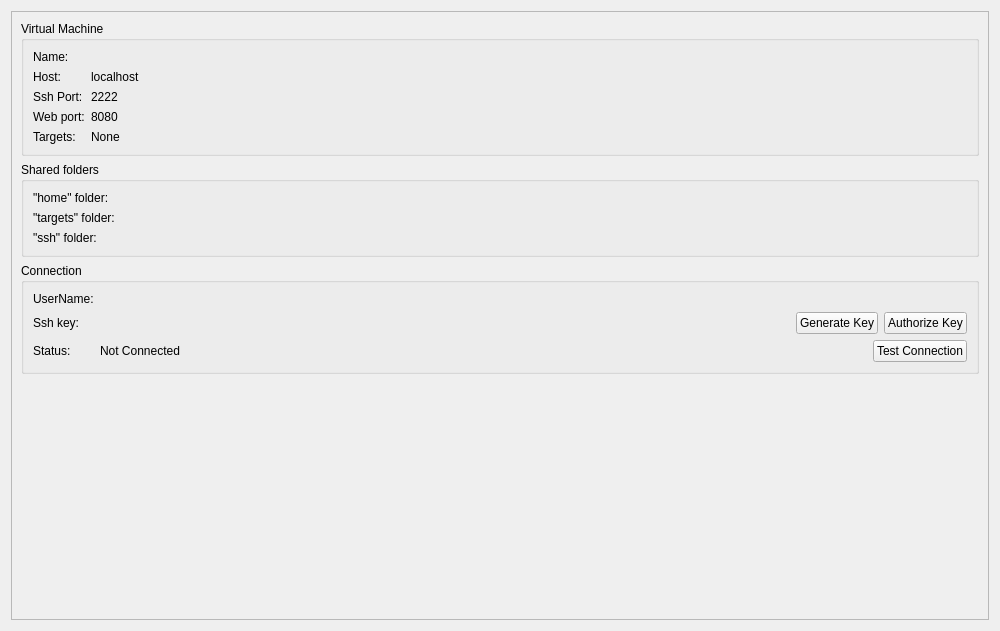
Above: src/plugins/mer/mersdkdetailswidget.ui from sailfishos/sailfish-qtcreator before the change. Below: the same form after it.
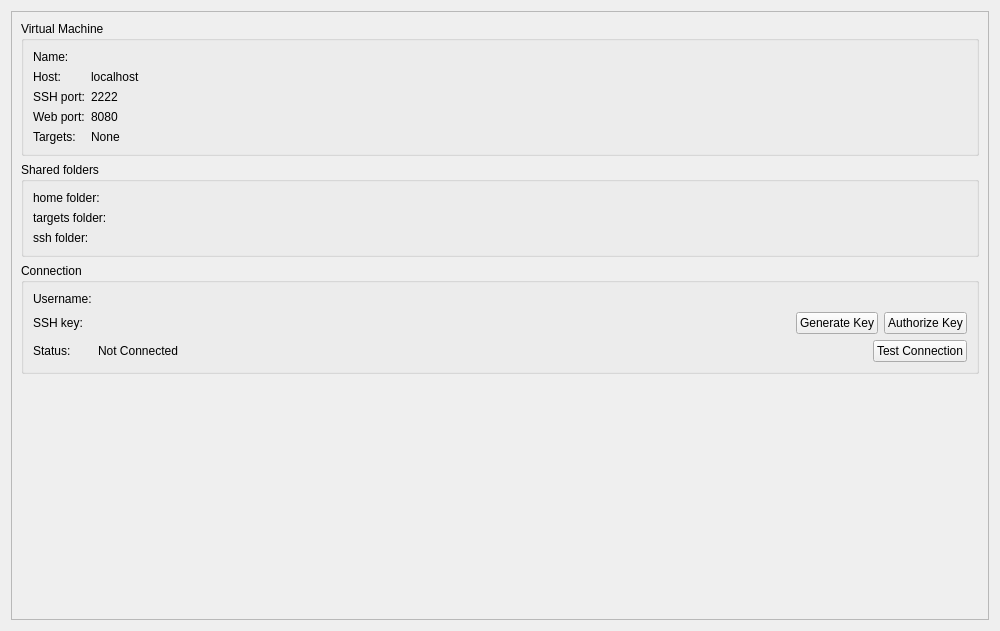
That is the form after the change. Custom widgets are drawn as their Qt base class.

Commit message: Jolla: UI Fix capital letters

```diff
--- a/src/plugins/mer/mersdkdetailswidget.ui
+++ b/src/plugins/mer/mersdkdetailswidget.ui
@@ -72,7 +72,7 @@
           <item row="2" column="0">
            <widget class="QLabel" name="portLabel">
             <property name="text">
-             <string>Ssh Port:</string>
+             <string>SSH port:</string>
             </property>
            </widget>
           </item>
@@ -123,7 +123,7 @@
           <item row="0" column="0">
            <widget class="QLabel" name="homeFolderLabel">
             <property name="text">
-             <string>&quot;home&quot; folder:</string>
+             <string>home folder:</string>
             </property>
            </widget>
           </item>
@@ -137,7 +137,7 @@
           <item row="1" column="0">
            <widget class="QLabel" name="targetFolderLabel">
             <property name="text">
-             <string>&quot;targets&quot; folder:</string>
+             <string>targets folder:</string>
             </property>
            </widget>
           </item>
@@ -151,7 +151,7 @@
           <item row="2" column="0">
            <widget class="QLabel" name="sshFolderLabel">
             <property name="text">
-             <string>&quot;ssh&quot; folder:</string>
+             <string>ssh folder:</string>
             </property>
            </widget>
           </item>
@@ -177,7 +177,7 @@
           <item row="0" column="0">
            <widget class="QLabel" name="userNameLabel">
             <property name="text">
-             <string>UserName:</string>
+             <string>Username:</string>
             </property>
            </widget>
           </item>
@@ -191,7 +191,7 @@
           <item row="1" column="0">
            <widget class="QLabel" name="sshKeyLabel">
             <property name="text">
-             <string>Ssh key: </string>
+             <string>SSH key: </string>
             </property>
            </widget>
           </item>
```
The commit also changes 1 other file.
